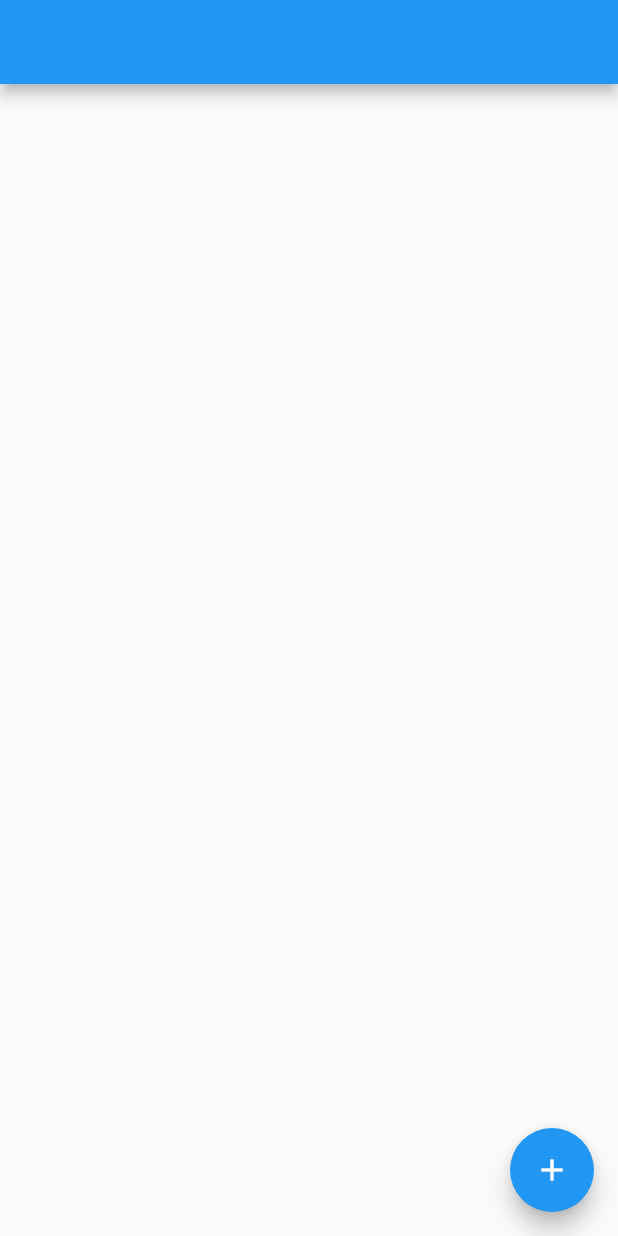
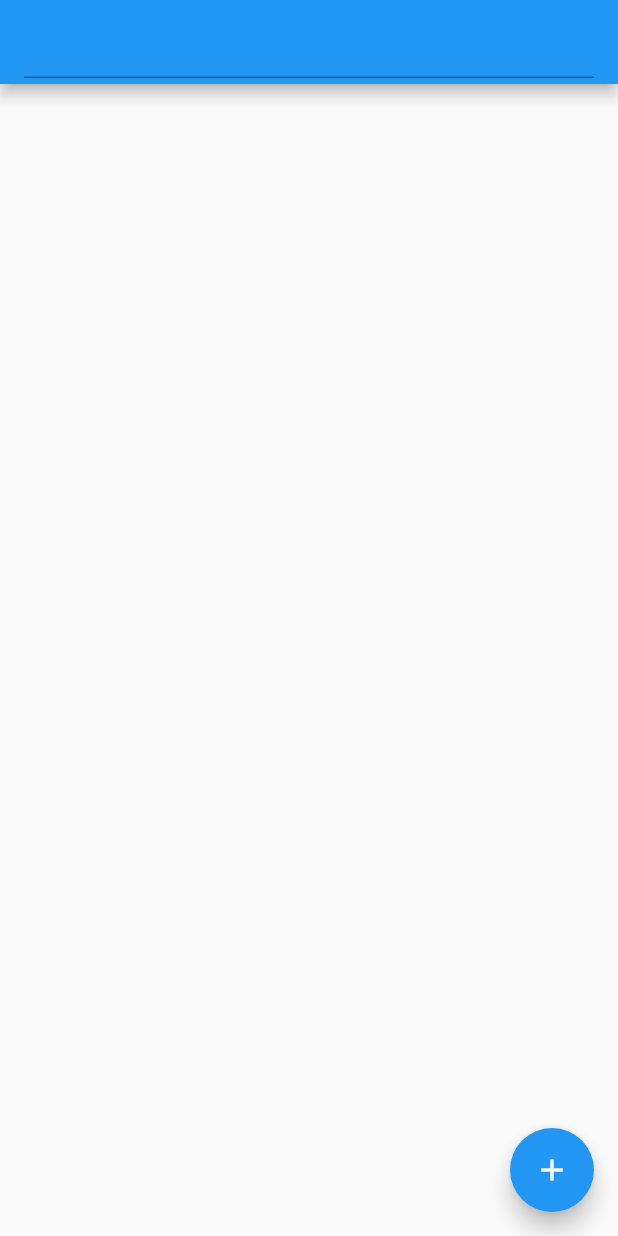
Before and after one commit to appvinio/levelup_flutter_example, a Flutter app: the screen it shows after launch, on a phone screen of 412 x 824 dp. Run offline on Flutter 3.47's test engine with Material 2 defaults, Android fonts, the phone set to English and light mode, and no system bars.

```diff
--- a/lib/main.dart
+++ b/lib/main.dart
@@ -27,6 +27,7 @@ class _MyHomePageState extends State<MyHomePage> {
   Widget build(BuildContext context) {
     return new Scaffold(
       appBar: new AppBar(
+        title: TextField(),
       ),
       body: new Center(
       ),
```
